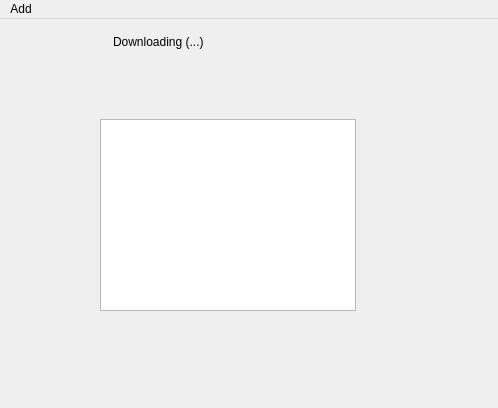
First picture: the form in mainwindow.ui, repository Arthur-g-p/StrategyTester, before the edit.
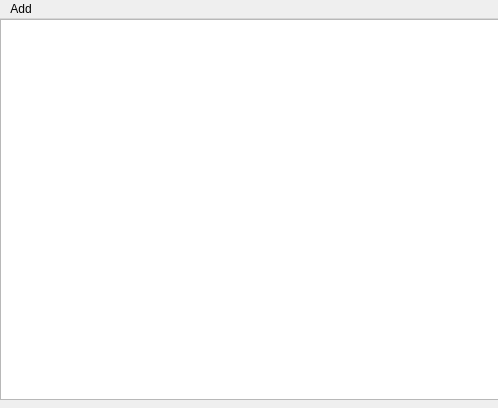
Second picture: the form after the edit.

Diff of the .ui file:
```diff
--- a/mainwindow.ui
+++ b/mainwindow.ui
@@ -14,38 +14,39 @@
    <string>MainWindow</string>
   </property>
   <widget class="QWidget" name="centralwidget">
-   <widget class="QFrame" name="horizontalFrame">
-    <property name="geometry">
-     <rect>
-      <x>100</x>
-      <y>0</y>
-      <width>291</width>
-      <height>41</height>
-     </rect>
-    </property>
-    <widget class="QLabel" name="status_label">
-     <property name="geometry">
-      <rect>
-       <x>13</x>
-       <y>13</y>
-       <width>125</width>
-       <height>19</height>
-      </rect>
-     </property>
-     <property name="text">
-      <string>Downloading (...)</string>
-     </property>
-    </widget>
-   </widget>
    <widget class="QTableWidget" name="tableWidget">
     <property name="geometry">
      <rect>
-      <x>100</x>
-      <y>100</y>
-      <width>256</width>
-      <height>192</height>
+      <x>0</x>
+      <y>0</y>
+      <width>501</width>
+      <height>381</height>
      </rect>
     </property>
+    <property name="lineWidth">
+     <number>1</number>
+    </property>
+    <property name="editTriggers">
+     <set>QAbstractItemView::NoEditTriggers</set>
+    </property>
+    <property name="alternatingRowColors">
+     <bool>true</bool>
+    </property>
+    <property name="selectionBehavior">
+     <enum>QAbstractItemView::SelectRows</enum>
+    </property>
+    <property name="showGrid">
+     <bool>false</bool>
+    </property>
+    <property name="gridStyle">
+     <enum>Qt::DotLine</enum>
+    </property>
+    <attribute name="horizontalHeaderHighlightSections">
+     <bool>true</bool>
+    </attribute>
+    <attribute name="verticalHeaderVisible">
+     <bool>false</bool>
+    </attribute>
    </widget>
   </widget>
   <widget class="QMenuBar" name="menubar">
```
